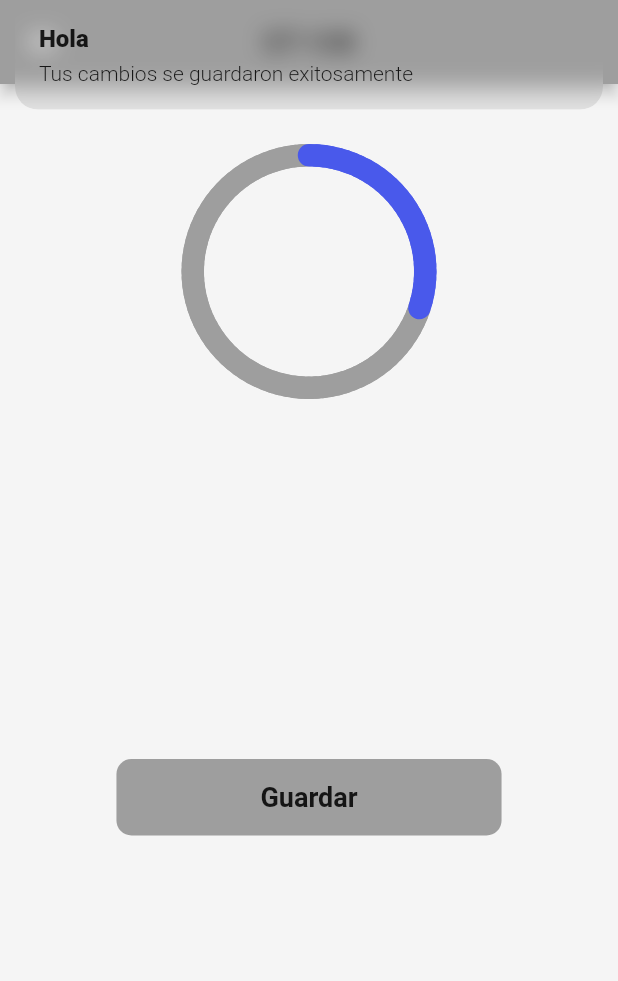
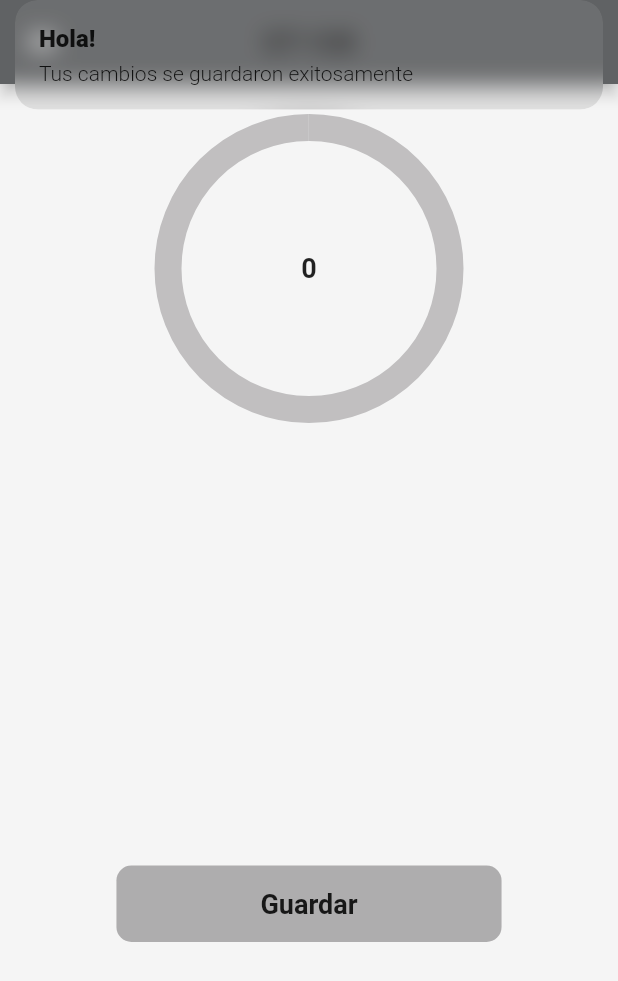
Before and after one commit to ryurzinn/st-108-hacienda, a Flutter app: the screen it shows after launch, after a tap on "Guardar", on a phone screen of 412 x 824 dp. Shown: the top 981 px of the screen. Run offline on Flutter 3.47's test engine with Material 2 defaults, Android fonts, the phone set to English and light mode, and no system bars; drawn by our look-alikes of dashed_circular_progress_bar, step_progress_indicator; our stand-ins replace get; missing offline and left inert: udp.

Commit message:
Marcar el peso con el potenciometro listo

```diff
--- /dev/null
+++ b/lib/controllers/open_port_udp_controller.dart
@@ -0,0 +1,28 @@
+import 'dart:io';
+import 'package:udp/udp.dart';
+import 'package:get/get.dart';
+
+class OpenPortUdpController extends GetxController{
+
+  var peso = '0'.obs;
+  var estable = true.obs;
+
+
+
+  Future openPortUdp() async {
+
+    var arrayPeso;
+    var receiver = await UDP.bind(Endpoint.any(port: const Port(5900)));
+
+    receiver.asStream().listen((datagram) {
+      var str = String.fromCharCodes(datagram!.data);
+
+      str = str.substring(6, str.length);
+      arrayPeso = str.split(',');
+      peso.value = arrayPeso[0];
+
+      stdout.write(str);
+    });
+  }
+
+}
--- a/lib/controllers/step_progress_controller.dart
+++ /dev/null
@@ -1,9 +0,0 @@
-import 'package:get/get.dart';
-
-class StepProgressController extends GetxController{
-
-
- var porcentajeActual = 30.obs;
- var porcentajeMaximo = 100.obs;
-
-}
--- a/lib/main.dart
+++ b/lib/main.dart
@@ -1,12 +1,17 @@
 import 'package:flutter/material.dart';
 import 'package:get/get.dart';
-import 'package:st108/pages/conexion_page.dart';
 import 'package:st108/pages/exportar_page.dart';
 import 'package:st108/pages/home_screen.dart';
 import 'package:st108/pages/maximo_page.dart';
 import 'package:st108/pages/pesadas_page.dart';
 
-void main() => runApp(const MyApp());
+import 'controllers/open_port_udp_controller.dart';
+
+void main()async{
+  final pesoCtrl = Get.put(OpenPortUdpController());
+  pesoCtrl.openPortUdp();
+  runApp(const MyApp());
+}
 
 class MyApp extends StatelessWidget {
   const MyApp({super.key});
@@ -23,9 +28,8 @@ class MyApp extends StatelessWidget {
       ),
       initialRoute: 'home',
       routes: {
-        'home' :(_) => HomeScreen(),
+        'home' :(context) => HomeScreen(),
         'pesadas' :(_) =>  PesadasPage(),
-        'conexion' :(_) =>  ConexionPage(),
         'exportar' :(_) =>  ExportarPage(),
         'maximo' :(_) =>  MaximoPage(),
       },
--- a/lib/pages/conexion_page.dart
+++ /dev/null
@@ -1,16 +0,0 @@
-import 'package:flutter/material.dart';
-
-import '../widgets/menu_lateral.dart';
-
-class ConexionPage extends StatelessWidget {
-
-  @override
-  Widget build(BuildContext context) {
-    return SafeArea(child: Scaffold(
-      appBar: AppBar(
-        title: const Text('Conexion Page'),
-      ),
-      drawer: const MenuLateral(),
-    ),);
-  }
-}
--- a/lib/pages/home_screen.dart
+++ b/lib/pages/home_screen.dart
@@ -1,13 +1,11 @@
 import 'package:flutter/material.dart';
-import 'package:get/get.dart';
-import 'package:st108/controllers/step_progress_controller.dart';
-import 'package:st108/widgets/step_progress.dart';
+
+import 'package:st108/widgets/muestra_peso.dart';
 import '../widgets/menu_lateral.dart';
 import '../widgets/save_button.dart';
 
 class HomeScreen extends StatelessWidget {
-
-  final progressCtrl = Get.put(StepProgressController());
+  const HomeScreen({super.key});
 
   @override
   Widget build(BuildContext context) {
@@ -15,7 +13,7 @@ class HomeScreen extends StatelessWidget {
     return Scaffold(
       appBar: AppBar(
         title: const Text('ST-108', style: TextStyle(color: Colors.black87),),
-        backgroundColor: Colors.grey[500],
+        backgroundColor: const Color.fromARGB(255, 96, 98, 100),
         shadowColor: Colors.black87,
         centerTitle: true,
       ),
@@ -24,8 +22,8 @@ class HomeScreen extends StatelessWidget {
        child: Column(
          children: [
            Center(
-            child: StepProgress(),
-           ),
+            child: MuestraPeso(),
+           ), const SizedBox(height: 95,),
              const Center(
           child: SaveButton(),
          ),
@@ -38,6 +36,8 @@ class HomeScreen extends StatelessWidget {
   }
 }
 
+
+
 //  Future openPortUdp() async {
 
 //       var receiver = await UDP.bind(Endpoint.any(port: const Port(5900)));
--- a/lib/service/open_port_udp.dart
+++ /dev/null
@@ -1,13 +0,0 @@
-import 'dart:io';
-
-import 'package:udp/udp.dart';
-
-Future openPortUdp() async {
-
-      var receiver = await UDP.bind(Endpoint.any(port: const Port(5900)));
-
-      receiver.asStream().listen((datagram) {
-        var str = String.fromCharCodes(datagram!.data);
-        stdout.write(str);
-      });
-      }
--- a/lib/widgets/menu_lateral.dart
+++ b/lib/widgets/menu_lateral.dart
@@ -35,16 +35,6 @@ class MenuLateral extends StatelessWidget {
            const SizedBox(height: 3,),
 
            ListTile(
-             leading: const Icon(Icons.wifi),
-             title: const Text('Conexión', style: TextStyle(fontSize: 18, fontWeight: FontWeight.w500),),
-             onTap: () {
-              Navigator.pushNamed(context, 'conexion');
-             },
-           ),
-
-           const SizedBox(height: 3,),
-
-           ListTile(
              leading: const Icon(Icons.import_export),
              title: const Text('Exportar', style: TextStyle(fontSize: 18, fontWeight: FontWeight.w500),),
              onTap: () {
--- /dev/null
+++ b/lib/widgets/muestra_peso.dart
@@ -0,0 +1,55 @@
+
+import 'package:dashed_circular_progress_bar/dashed_circular_progress_bar.dart';
+import 'package:flutter/material.dart';
+import 'package:get/get.dart';
+import 'package:st108/controllers/open_port_udp_controller.dart';
+
+
+class MuestraPeso extends StatelessWidget {
+   MuestraPeso({super.key});
+
+final openUdpCtrl = Get.put(OpenPortUdpController());
+
+ final ValueNotifier<double> value = ValueNotifier(0.0);
+
+  @override
+  Widget build(BuildContext context) {
+
+    return GetX(
+      init: openUdpCtrl,
+      builder:(OpenPortUdpController controller) {
+
+       value.value = double.parse(controller.peso.string);
+
+     return Column(
+      mainAxisAlignment: MainAxisAlignment.center,
+      children: [
+      const SizedBox(height: 20,),
+      DashedCircularProgressBar.aspectRatio(
+      aspectRatio: 2, // width ÷ height
+      valueNotifier: value,
+      progress: double.parse(controller.peso.string),
+      maxProgress: 8400,
+      corners: StrokeCap.butt,
+      foregroundColor: const Color.fromARGB(255, 1, 5, 10),
+      backgroundColor: const Color.fromARGB(125, 138, 135, 137),
+      foregroundStrokeWidth: 18,
+      backgroundStrokeWidth: 18,
+      animation: true,
+      child: Center(
+      child: ValueListenableBuilder(
+      valueListenable: value,
+      builder: (_, double value, __) => Text(
+      '${value.toInt()}',
+      style: const TextStyle(fontSize: 18, fontWeight: FontWeight.w600),
+      selectionColor: Colors.green,
+      ),
+    ),
+  ),
+),
+          ],
+        );
+      },
+    );
+  }
+}
--- a/lib/widgets/save_button.dart
+++ b/lib/widgets/save_button.dart
@@ -15,14 +15,14 @@ class SaveButton extends StatelessWidget {
           elevation: 0,
             shape: RoundedRectangleBorder(borderRadius: BorderRadius.circular(10)),
             disabledColor: Colors.grey,
-            color: Colors.grey,
+            color: const Color.fromARGB(124, 100, 97, 99),
             splashColor: Colors.black,
             child: Container(
               padding: const EdgeInsets.symmetric(horizontal: 80, vertical: 15),
               child: const Text('Guardar', style: TextStyle(fontSize: 18, fontWeight: FontWeight.bold),),
             ),
             onPressed: (){
-             Get.snackbar("Hola", "Tus cambios se guardaron exitosamente");
+             Get.snackbar("Hola!", "Tus cambios se guardaron exitosamente");
             },
            ),
        ],
--- a/lib/widgets/step_progress.dart
+++ /dev/null
@@ -1,36 +0,0 @@
-
-
-import 'package:flutter/material.dart';
-import 'package:get/get.dart';
-import 'package:st108/controllers/step_progress_controller.dart';
-import 'package:step_progress_indicator/step_progress_indicator.dart';
-
-class StepProgress extends StatelessWidget {
-
-
-  final progressCtrl = Get.find<StepProgressController>();
-
-  @override
-  Widget build(BuildContext context) {
-
-
-    return Obx(() => Row(
-    mainAxisAlignment: MainAxisAlignment.center,
-    children: [
-    const SizedBox(height: 250,),
-    CircularStepProgressIndicator(
-        totalSteps: progressCtrl.porcentajeMaximo.toInt(),
-        currentStep: progressCtrl.porcentajeActual.toInt(),
-        stepSize: 15,
-        selectedColor: const Color.fromARGB(255, 73, 89, 235),
-        unselectedColor: Colors.grey,
-        padding: 0,
-        width: 170,
-        height: 170,
-        selectedStepSize: 15,
-        roundedCap: (_, __) => true,
-    ),
-    ],
-));
-  }
-}
--- a/pubspec.yaml
+++ b/pubspec.yaml
@@ -33,9 +33,7 @@ dependencies:
   flutter:
     sdk: flutter
   get: ^4.6.5
-  provider: ^6.0.5
-  simple_circular_progress_bar: ^1.0.2
-  step_progress_indicator: ^1.0.2
+  dashed_circular_progress_bar: ^0.0.4
   udp: ^5.0.3
 
 dev_dependencies:
```
Also changed, not shown: pubspec.lock.
